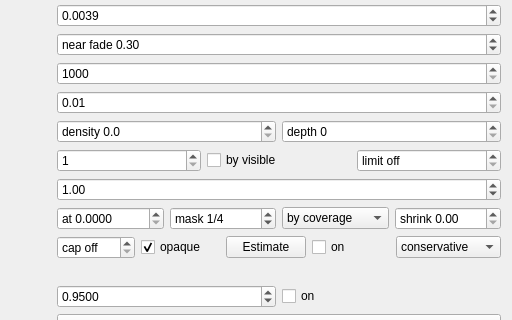
First picture: the form in gui_client/GaussianSplatSettingsWidget.ui, repository russiaman/substrata_robo, before the edit; both pictures show x 166 to 678 and y 200 to 520 of the 678 by 791 pixel window.
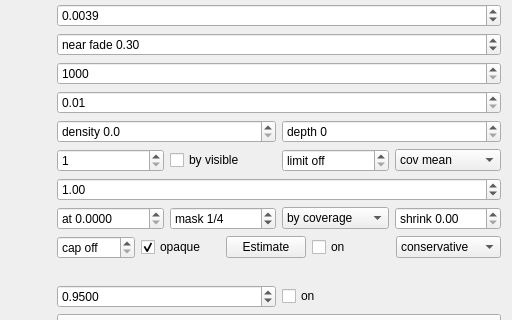
Second picture: the form after the edit.

Commit message: Splat panel: coverage reduce mode, the capped shrink mode, and a pyramid view

Diff of the .ui file:
```diff
--- a/gui_client/GaussianSplatSettingsWidget.ui
+++ b/gui_client/GaussianSplatSettingsWidget.ui
@@ -682,6 +682,23 @@
         </property>
        </widget>
       </item>
+      <item>
+       <widget class="QComboBox" name="coverageReduceModeComboBox">
+        <property name="toolTip">
+         <string>How the coverage pyramid the shrink reads is reduced from one level to the next. It sits in this row because it is a property of the census machinery, not of the shrink formula that consumes it - both shrink modes read whichever answer this produces.&#10;&#10;mean (the original): a coarse texel is the average coverage under it. In the middle of a solid surface that is fine. At the edge of one it is not: a splat straddling the boundary between finished and unfinished screen gets an answer describing neither half, and over the unfinished half it is too high, so the splat truncates itself as if those pixels were done. On a low-opacity splat the truncation radius reaches zero at a modest threshold and the splat vanishes outright rather than being trimmed - which is what an unfinished region ringed by finished ones (a cushion against a wall) shows as holes full of flickering splat-sized rectangles.&#10;&#10;min: a coarse texel is the least covered pixel under it, so the answer becomes a lower bound and the straddling splat above draws in full. The error changes direction - the shrink can then only fail to save work, never take light that was needed. This is the rule the binary gate's own pyramid has always used.&#10;&#10;Left on mean by default so earlier sessions' numbers reproduce. Watch the difference with the "Coverage Ln" debug views.</string>
+        </property>
+        <item>
+         <property name="text">
+          <string>cov mean</string>
+         </property>
+        </item>
+        <item>
+         <property name="text">
+          <string>cov min</string>
+         </property>
+        </item>
+       </widget>
+      </item>
      </layout>
     </widget>
    </item>
```
Left out of the diff: 19 changed lines with no effect on the pictures. The commit also changes 3 other files.
